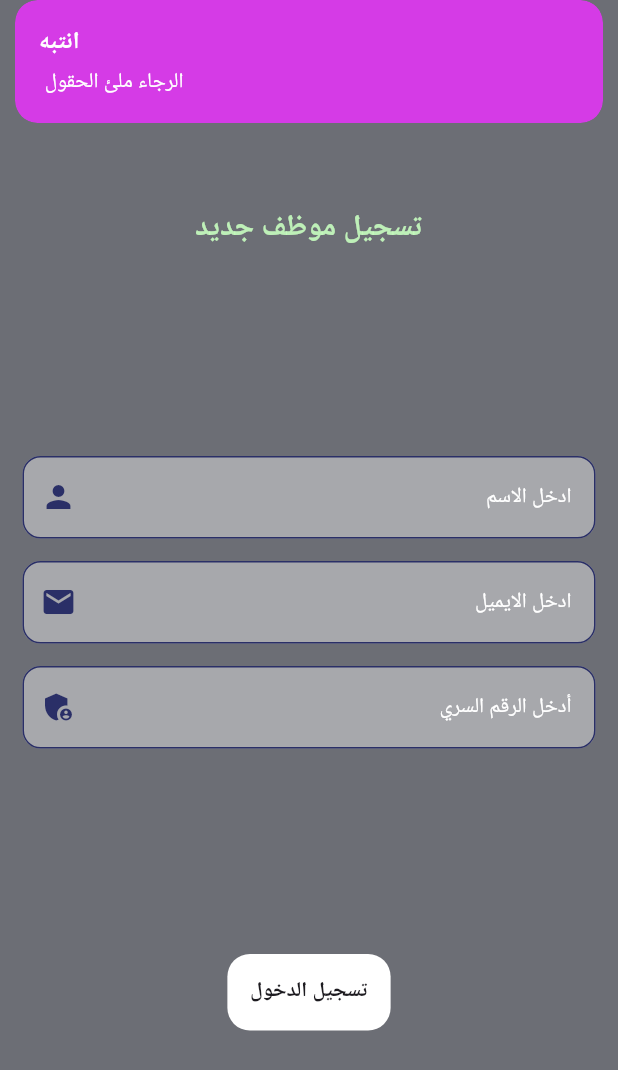
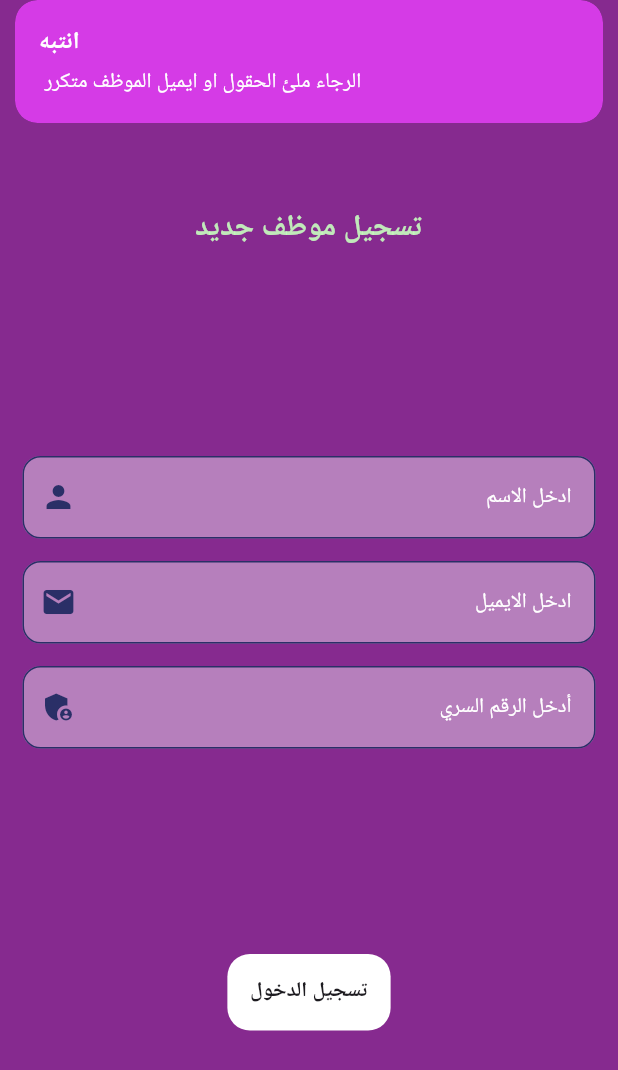
Before and after one commit to khalid5555/employees-and-client_report3, a Flutter app: the Add_employee screen opened directly, after a tap on "تسجيل الدخول", on a phone screen of 412 x 824 dp. Shown: the top 1070 px of the screen. Run offline on Flutter 3.47's test engine with Material 2 defaults, Android fonts, the phone set to English and light mode, and no system bars; our stand-ins replace cloud_firestore, firebase_core, get, get_storage; accounts and stored records are empty; Roboto replaces fonts that are missing (Molhim).

Commit message:
same final changes

```diff
--- a/lib/admin/add_employee.dart
+++ b/lib/admin/add_employee.dart
@@ -1,4 +1,5 @@
 // ignore_for_file: camel_case_types
+import 'package:cloud_firestore/cloud_firestore.dart';
 import 'package:employed_target/controllers/employee_controller.dart';
 import 'package:employed_target/model/employee_model.dart';
 import 'package:employed_target/shared/utils/app_colors.dart';
@@ -25,7 +26,7 @@ class _Add_employeeState extends State<Add_employee> {
     EmployeeController employeeController = Get.find<EmployeeController>();
     bool isLoading = false;
     return Scaffold(
-      backgroundColor: const Color.fromARGB(255, 108, 110, 117),
+      backgroundColor: const Color.fromARGB(255, 134, 42, 143),
       body: Padding(
         padding: const EdgeInsets.only(right: 15, left: 15),
         child: Form(
@@ -60,8 +61,9 @@ class _Add_employeeState extends State<Add_employee> {
                 keytyp: TextInputType.number,
               ),
               const Spacer(flex: 1),
-              isLoading == false
-                  ? Container(
+              isLoading == true
+                  ? const ShowLoading()
+                  : Container(
                       decoration: const BoxDecoration(
                         color: AppColors.kWhite,
                         borderRadius: BorderRadius.all(Radius.circular(15)),
@@ -69,7 +71,9 @@ class _Add_employeeState extends State<Add_employee> {
                       padding: const EdgeInsets.all(15),
                       child: InkWell(
                         onTap: () async {
-                          if (formKey.currentState!.validate()) {
+                          if (formKey.currentState!.validate() &&
+                              !employeeController.employees
+                                  .any((e) => e.email == email.text)) {
                             try {
                               setState(() {
                                 isLoading = true;
@@ -79,24 +83,24 @@ class _Add_employeeState extends State<Add_employee> {
                                   name: name.text,
                                   email: email.text,
                                   isManager: false,
+                                  createdAt: Timestamp.now(),
                                 ),
                               );
                               Get.snackbar('انتبه', 'تم اضافة موظف',
                                   colorText: AppColors.kWhite,
                                   backgroundColor: AppColors.signUpBg);
-                              Get.back(closeOverlays: true);
                               setState(() {
                                 isLoading = false;
                               });
                             } catch (e) {
                               Get.snackbar('error', e.toString());
-                              // EasyLoading.showError('  $e....');
                               setState(() {
                                 isLoading = false;
                               });
                             }
                           } else {
-                            Get.snackbar('انتبه', ' الرجاء ملئ الحقول',
+                            Get.snackbar('انتبه',
+                                ' الرجاء ملئ الحقول او ايميل الموظف متكرر',
                                 colorText: AppColors.kWhite,
                                 backgroundColor: AppColors.kbiColor);
                             setState(() {
@@ -108,8 +112,8 @@ class _Add_employeeState extends State<Add_employee> {
                           data: "تسجيل الدخول",
                           size: 14,
                         ),
-                      ))
-                  : const ShowLoading(),
+                      ),
+                    ),
               const Spacer(flex: 1),
             ],
           ),
--- a/lib/model/employee_model.dart
+++ b/lib/model/employee_model.dart
@@ -6,11 +6,13 @@ class Employee {
   final String? name;
   final String? email;
   final bool? isManager;
+  final Timestamp? createdAt;
   Employee({
     this.id,
     this.name,
     this.email,
     this.isManager,
+    this.createdAt,
   });
   Map<String, dynamic> toMap() {
     final result = <String, dynamic>{};
@@ -18,6 +20,7 @@ class Employee {
     result.addAll({'name': name});
     result.addAll({'email': email});
     result.addAll({'isManager': isManager});
+    result.addAll({'createdAt': createdAt});
     return result;
   }
 
@@ -27,6 +30,7 @@ class Employee {
       name: map['name'] ?? '',
       email: map['email'] ?? '',
       isManager: map['isManager'] ?? false,
+      createdAt: map['createdAt'] ?? '',
     );
   }
 }
```
Also changed, not shown: lib/admin/admin.dart (+5 -2 lines), lib/controllers/employee_controller.dart (+8 -2 lines), lib/ui/manager_view.dart (+34 -12 lines).
